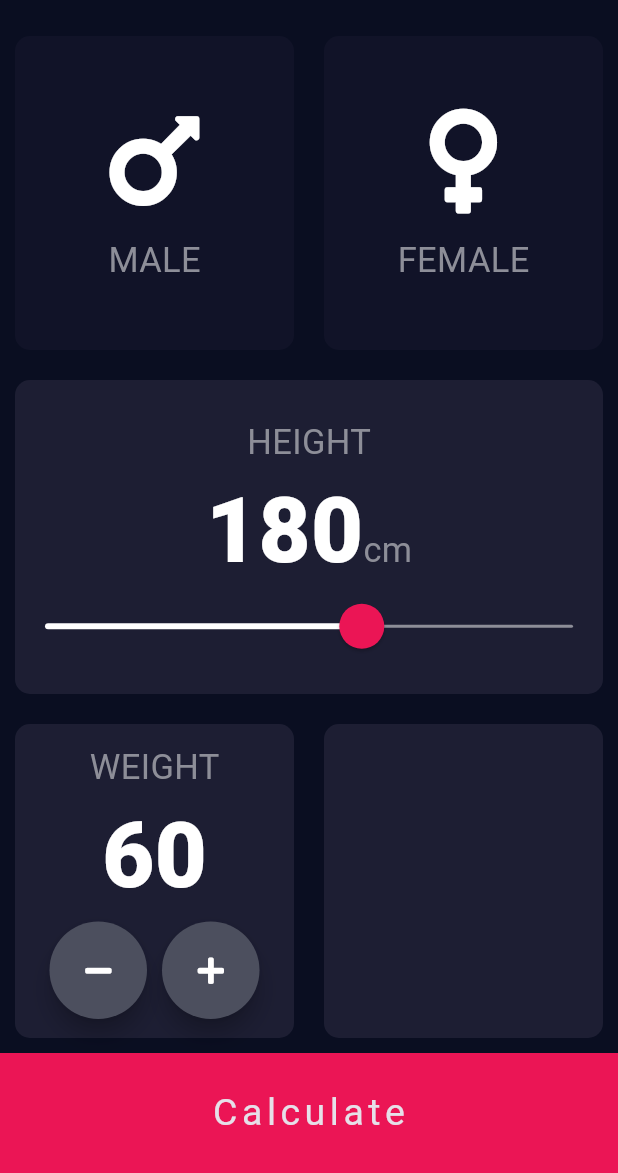
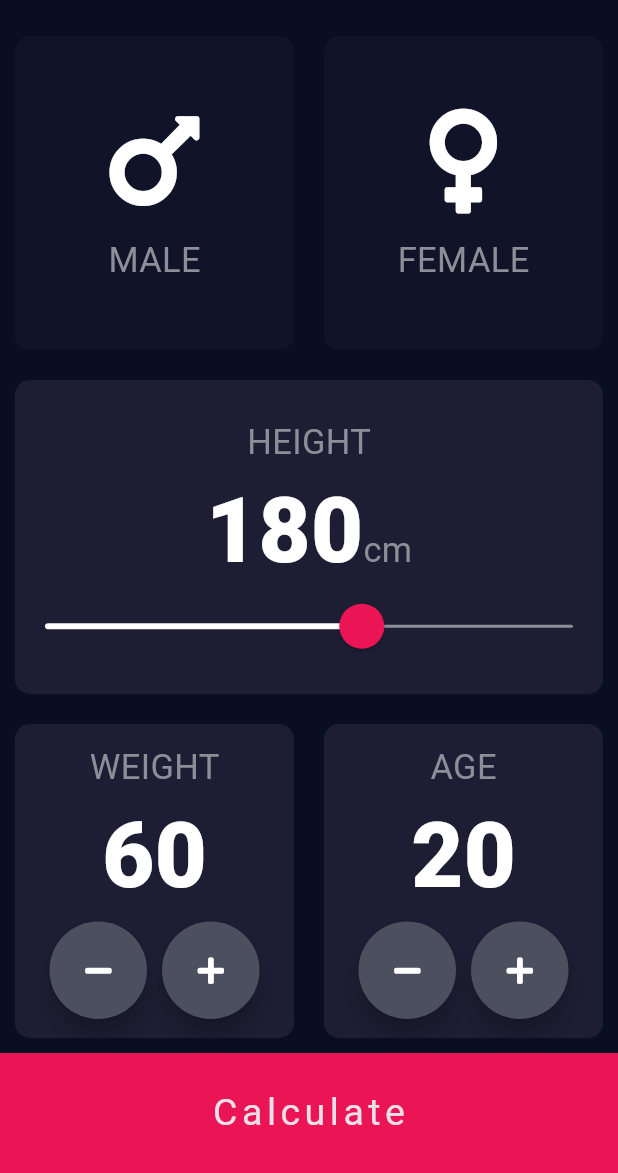
Before and after one commit to JosefTewodros12/flutter-bootcamp, a Flutter app: the screen it shows after launch, on a phone screen of 412 x 824 dp, the part 63-1236 px from its top. Run offline on Flutter 3.47's test engine with Material 3 defaults, Android fonts, the phone set to English and light mode, and no system bars; our stand-ins replace audioplayers, font_awesome_flutter, rflutter_alert.

Commit message:
add another side widget

```diff
--- a/chapter_8/bmi_calculator/lib/input_page.dart
+++ b/chapter_8/bmi_calculator/lib/input_page.dart
@@ -19,7 +19,7 @@ class _InputPageState extends State<InputPage> {
   Gender? selectedGender;
   int height = 180;
   int weight = 60;
-
+  int age = 20;
   @override
   Widget build(BuildContext context) {
     return Scaffold(
@@ -148,7 +148,40 @@ class _InputPageState extends State<InputPage> {
                     ),
                   ),
                 ),
-                Expanded(child: ReusableCard(colour: Color(0xFF1D1E33))),
+                Expanded(
+                  child: ReusableCard(
+                    colour: Color(0xFF1D1E33),
+                    cardChild: Column(
+                      mainAxisAlignment: MainAxisAlignment.center,
+                      children: [
+                        Text("AGE", style: textstyle),
+                        Text(age.toString(), style: numtextstyle),
+                        Row(
+                          mainAxisAlignment: MainAxisAlignment.center,
+                          children: [
+                            RoundButton(
+                              icon: FontAwesomeIcons.minus,
+                              onbtn: () {
+                                setState(() {
+                                  age--;
+                                });
+                              },
+                            ),
+                            SizedBox(width: 10),
+                            RoundButton(
+                              icon: FontAwesomeIcons.plus,
+                              onbtn: () {
+                                setState(() {
+                                  age++;
+                                });
+                              },
+                            ),
+                          ],
+                        ),
+                      ],
+                    ),
+                  ),
+                ),
               ],
             ),
           ),
```
